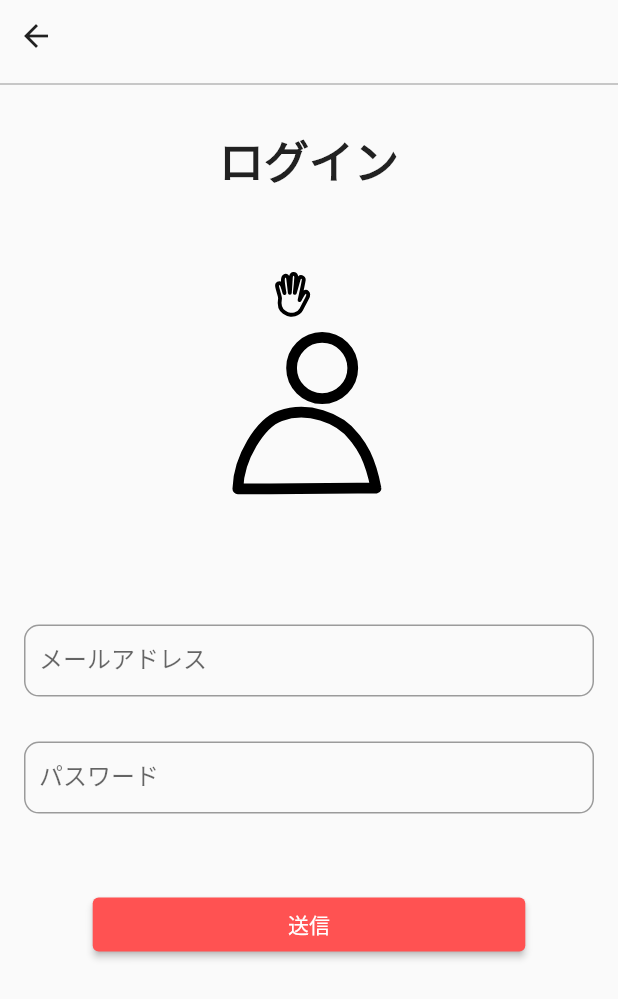
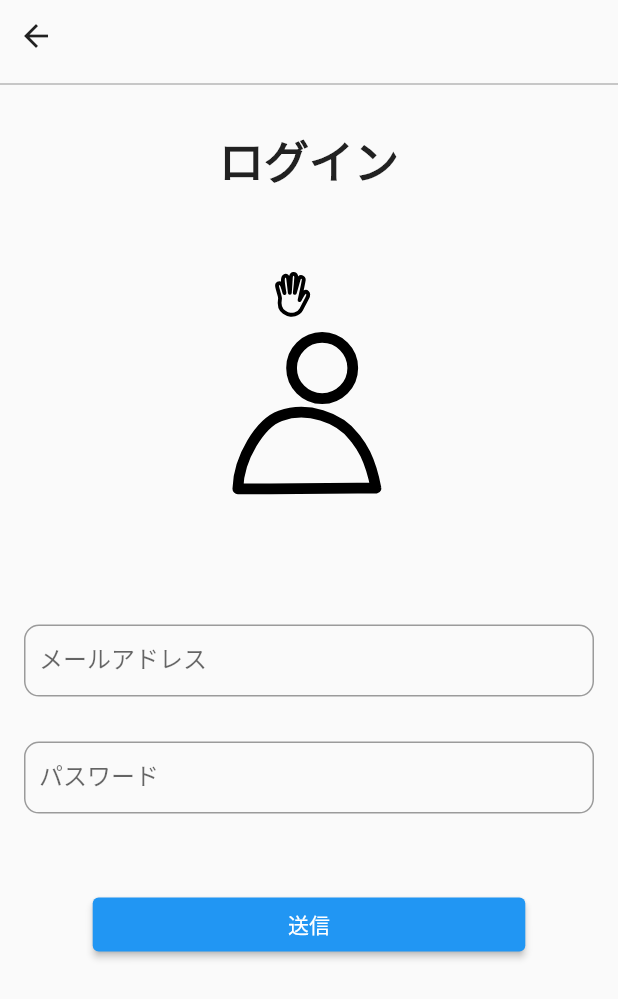
Before and after one commit to hachimitsuboy/intern_trip, a Flutter app: the screen it shows after launch, after a tap on "ログイン", on a phone screen of 412 x 824 dp. Shown: the top 999 px of the screen. Run offline on Flutter 3.47's test engine with Material 2 defaults, Android fonts, the light colour scheme and no system bars; our stand-ins replace cloud_firestore, firebase_auth, firebase_core, flutter_riverpod, lottie, riverpod; accounts and stored records are empty; network calls fail.

Commit message:
全体の色設定を変更

```diff
--- a/lib/view/common_widgets/common_button.dart
+++ b/lib/view/common_widgets/common_button.dart
@@ -17,9 +17,6 @@ class CommonButton extends StatelessWidget {
         width: MediaQuery.of(context).size.width * 0.7,
         child: ElevatedButton(
           onPressed: onPush,
-          style: ElevatedButton.styleFrom(
-            backgroundColor: Colors.redAccent,
-          ),
           child: Center(
             child: Text(title),
           ),
--- a/lib/view/start_screen/start_screen.dart
+++ b/lib/view/start_screen/start_screen.dart
@@ -33,9 +33,6 @@ class StartScreen extends StatelessWidget {
                       ),
                     );
                   },
-                  style: ElevatedButton.styleFrom(
-                    backgroundColor: Colors.redAccent,
-                  ),
                   child: const Center(
                     child: Text('新規登録'),
                   ),
@@ -52,9 +49,6 @@ class StartScreen extends StatelessWidget {
                       ),
                     );
                   },
-                  style: ElevatedButton.styleFrom(
-                    backgroundColor: Colors.redAccent,
-                  ),
                   child: const Center(
                     child: Text('ログイン'),
                   ),
```
